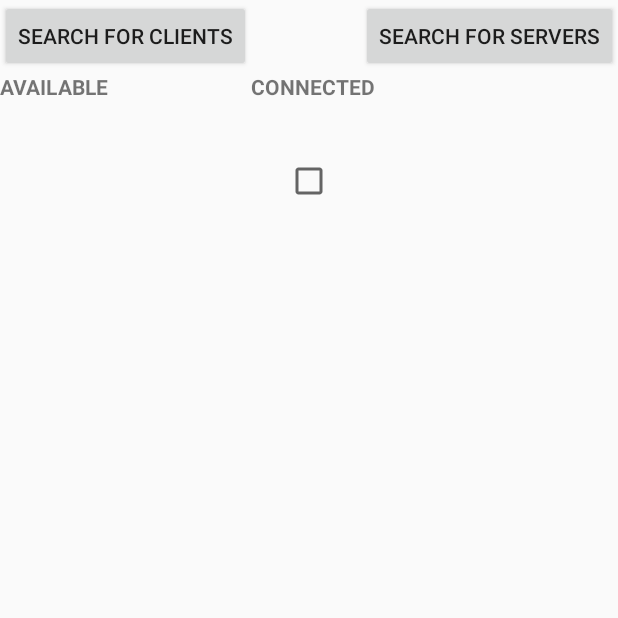
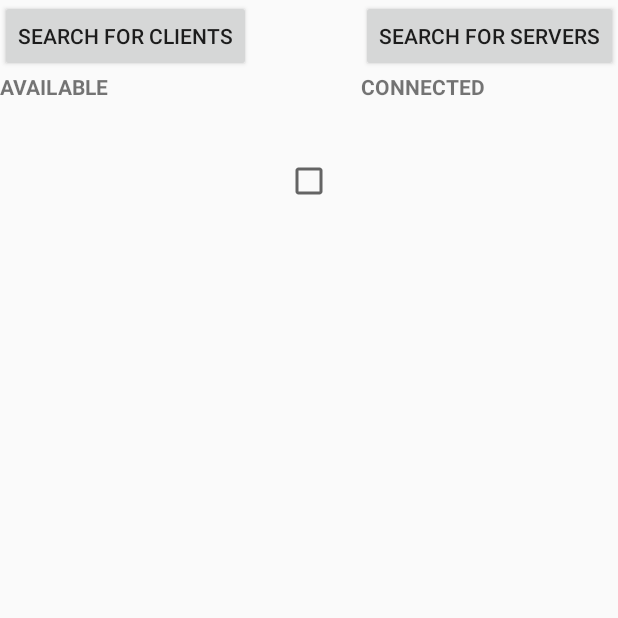
Before and after one commit to spyspyyou/GuardiansOfTheLightRework, an Android app: the screen it shows after launch (BluetoothConnectionManagementTestActivity), on a phone screen of 412 x 824 dp, the top half of it. Run offline under Robolectric (Android 15) with nearby library versions, the phone set to English and light mode, and no system bars.

```diff
--- a/bluetoothtesting/app/src/main/java/testing/gotl/spyspyyo/bluetoothtesting/UI/activities/BluetoothConnectionManagementTestActivity.java
+++ b/bluetoothtesting/app/src/main/java/testing/gotl/spyspyyo/bluetoothtesting/UI/activities/BluetoothConnectionManagementTestActivity.java
@@ -1,8 +1,10 @@
 package testing.gotl.spyspyyo.bluetoothtesting.UI.activities;
 
+import android.bluetooth.BluetoothDevice;
 import android.os.Bundle;
 import android.util.Log;
 import android.view.View;
+import android.widget.AdapterView;
 import android.widget.ArrayAdapter;
 import android.widget.Button;
 import android.widget.CheckBox;
@@ -16,7 +18,7 @@ public class BluetoothConnectionManagementTestActivity extends GotLActivity{
     Button findServers, findClients;
     ListView listViewAv, listViewCon;
     public static CheckBox checkBox;
-    static ArrayAdapter adapter;
+    static ArrayAdapter<BluetoothDevice> adapter;
 
     @Override
     protected void onCreate(Bundle savedInstanceState) {
@@ -38,8 +40,14 @@ public class BluetoothConnectionManagementTestActivity extends GotLActivity{
                 listViewAv.setAdapter(adapter);
             }
         });
-        listViewAv = (ListView) findViewById(R.id.listView1);
-        listViewCon = (ListView) findViewById(R.id.listView2);
+        listViewAv = (ListView) findViewById(R.id.listView2);
+        listViewAv.setOnItemClickListener(new AdapterView.OnItemClickListener() {
+            @Override
+            public void onItemClick(AdapterView<?> parent, View view, int position, long id) {
+                AppBluetoothManager.connectTo((BluetoothDevice)listViewAv.getItemAtPosition(position));
+            }
+        });
+        listViewCon = (ListView) findViewById(R.id.listView1);
         checkBox = (CheckBox) findViewById(R.id.checkBoxxxx);
     }
 
--- a/bluetoothtesting/app/src/main/java/testing/gotl/spyspyyo/bluetoothtesting/bluetooth/AppBluetoothManager.java
+++ b/bluetoothtesting/app/src/main/java/testing/gotl/spyspyyo/bluetoothtesting/bluetooth/AppBluetoothManager.java
@@ -178,7 +178,7 @@ public class AppBluetoothManager implements TODS, GlobalTrigger {
 
     public static void onCoarseLocationPermissionRequestResult(boolean granted){
         if (granted){
-            //todo:using snackbar, adding a button to immediately start the discovery
+            activateDeviceDiscovery();
             App.toast("The permission was granted. The discovery feature can now be used.");
         }else{
             App.toast("No permission was granted. Discovery feature can't be used..");
--- a/bluetoothtesting/app/src/main/res/layout/btconman_test_layout.xml
+++ b/bluetoothtesting/app/src/main/res/layout/btconman_test_layout.xml
@@ -43,10 +43,10 @@
         android:layout_alignParentRight="true"
         android:layout_alignParentEnd="true"
         android:id="@+id/textView7"
-        android:layout_toRightOf="@+id/button13"
-        android:layout_toEndOf="@+id/button13"
+        android:layout_toEndOf="@+id/textView6"
         android:textStyle="normal|bold"
-        android:textAllCaps="true"/>
+        android:textAllCaps="true"
+        android:layout_toRightOf="@+id/textView6"/>
 
     <ListView
         android:id="@+id/listView1"
```
Also changed, not shown: bluetoothtesting/app/src/main/java/testing/gotl/spyspyyo/bluetoothtesting/bluetooth/ConnectionManager.java (+8 -4 lines).
